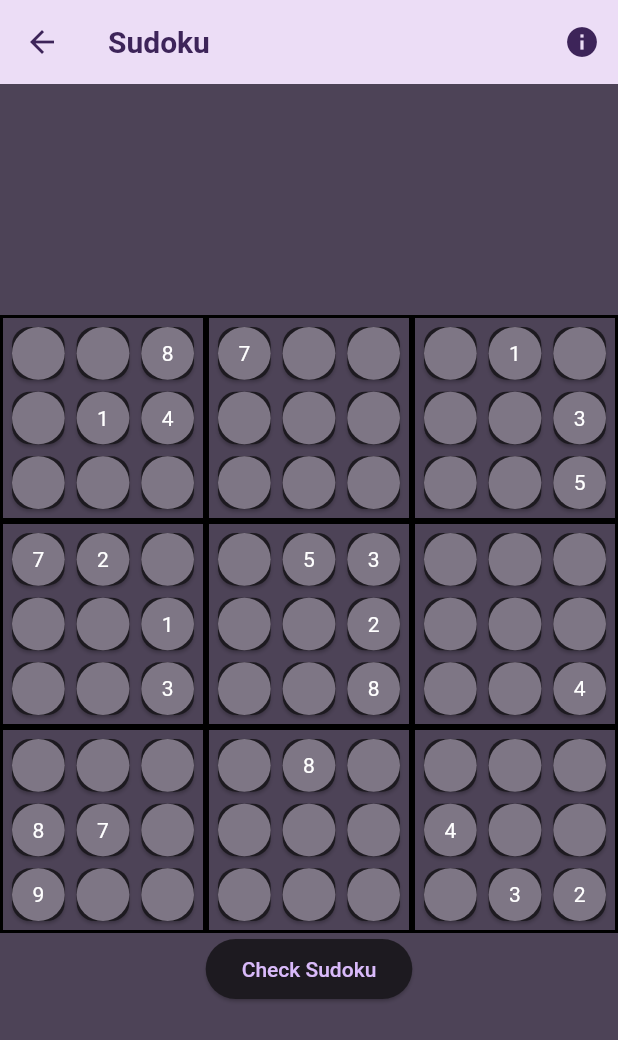
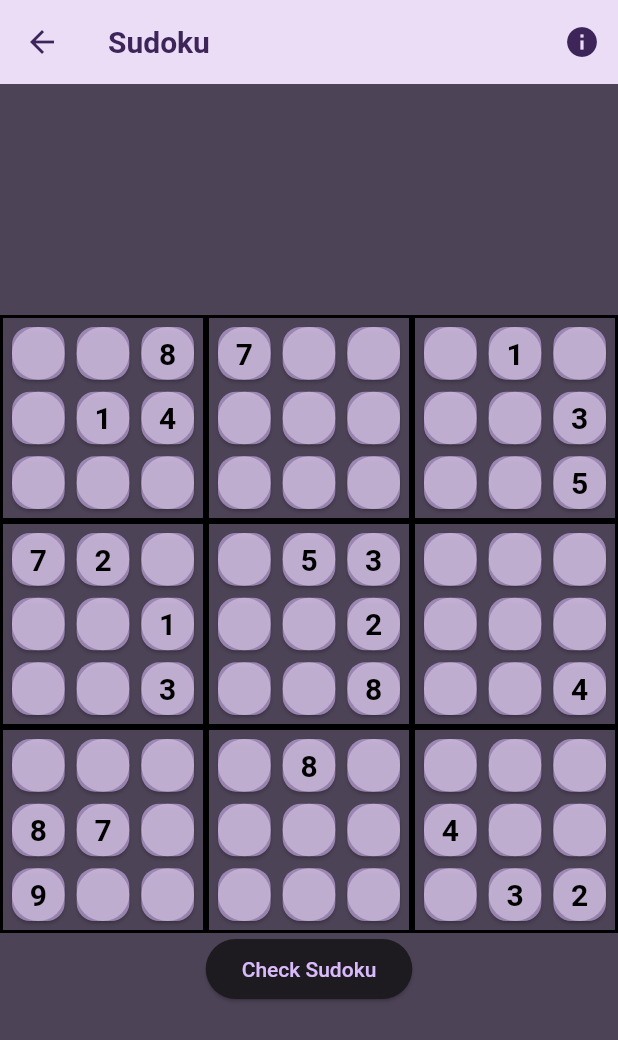
Before and after one commit to Ahmedazim7804/sudokuApp, a Flutter app: the screen it shows after launch, after a tap on "Play", on a phone screen of 412 x 824 dp. Shown: the top 1040 px of the screen. Run offline on Flutter 3.47's test engine with Material 2 defaults, Android fonts, the light colour scheme and no system bars.

Commit message:
better text inside cells

```diff
--- a/lib/widgets/cell.dart
+++ b/lib/widgets/cell.dart
@@ -102,13 +102,21 @@
     return GestureDetector(
       onTap: widget.disabled ? null : _showMenu,
       child: Card(
+        color: Theme.of(context).colorScheme.primary.withAlpha(150),
         child: Container(
           decoration: BoxDecoration(
               borderRadius: BorderRadius.circular(20),
               shape: BoxShape.rectangle,
               color: widget.color),
           alignment: Alignment.center,
-          child: Text(widget.cellValue == 0 ? "" : widget.cellValue.toString()),
+          child: Text(
+            widget.cellValue == 0 ? "" : widget.cellValue.toString(),
+            style: TextStyle(
+                color: widget.disabled ? Colors.black : Colors.white,
+                fontWeight: FontWeight.bold,
+                fontSize: 20),
+            textAlign: TextAlign.center,
+          ),
         ),
       ),
     );
```
